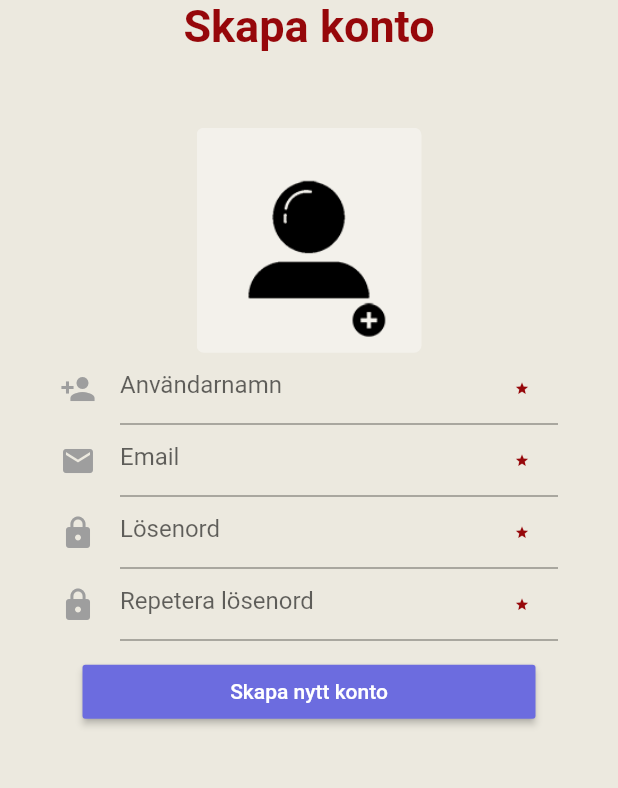
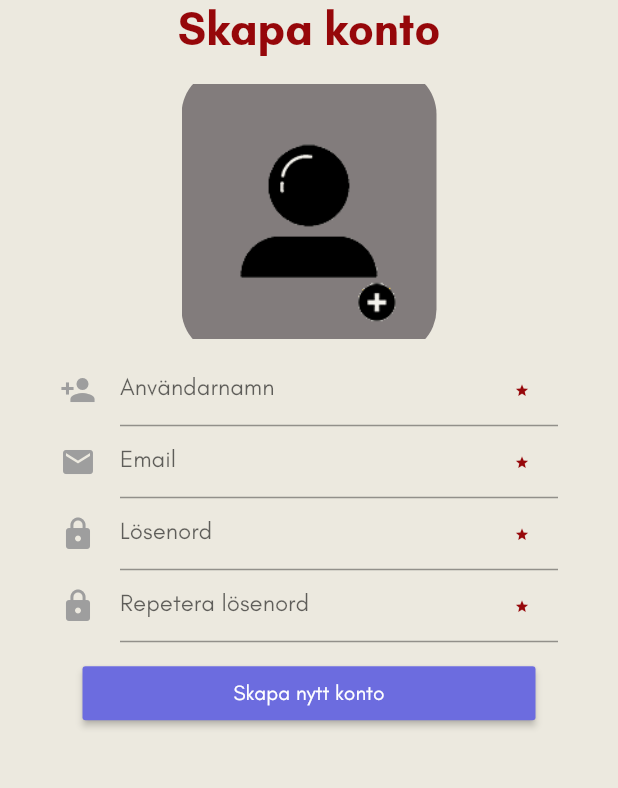
Before and after one commit to ajamlou/Zigma-frontend, a Flutter app: the RegisterPage screen opened directly, on a phone screen of 412 x 824 dp, the part 199-987 px from its top. Run offline on Flutter 3.47's test engine with Material 2 defaults, Android fonts, the phone set to English and light mode, and no system bars; our stand-ins replace image_picker, shared_preferences, transparent_image; accounts and stored records are empty; network calls fail.

Commit message:
glacial indiff

```diff
--- a/lib/main.dart
+++ b/lib/main.dart
@@ -28,6 +28,7 @@ class _MyAppState extends State<MyApp> {
       loadingScreen: loadingScreen,
       child: MaterialApp(
         title: 'Zigma App',
+        theme: ThemeData(fontFamily: 'GlacialIndifference'),
         home: SplashScreen(),
         color: Color(0xFFECE9DF),
       ),
--- a/lib/src/pages/RegisterPage.dart
+++ b/lib/src/pages/RegisterPage.dart
@@ -151,17 +151,17 @@ class RegisterPageState extends State<RegisterPage> {
                 key: _userKey,
                 child: Container(
                   margin:
-                      const EdgeInsets.only(top: 50.0, right: 40.0, left: 40.0),
+                      const EdgeInsets.only(top: 10.0, right: 40.0, left: 40.0),
                   child: Column(
                     children: <Widget>[
                       Container(
                         child: _image == null
                             ? Container(
-                                width: 150,
-                                height: 150,
+                                height: 190,
+                                width: 170,
                                 decoration: BoxDecoration(
                                   borderRadius:
-                                      BorderRadius.all(Radius.circular(5)),
+                                      BorderRadius.all(Radius.circular(30.0)),
                                   image: DecorationImage(
                                     image: AssetImage('images/profile_pic.png'),
                                   ),
@@ -171,14 +171,17 @@ class RegisterPageState extends State<RegisterPage> {
                                 ),
                               )
                             : Container(
-                                height: 200,
                                 child: Column(
                                   children: <Widget>[
                                     Container(
-                                      width: 150,
-                                      height: 150,
+                                      decoration: BoxDecoration(
+                                        borderRadius:
+                                        BorderRadius.all(Radius.circular(35.0)),
+                                      ),
+                                      height: 190,
+                                      width: 170,
                                       child: FittedBox(
-                                        fit: BoxFit.contain,
+                                        fit: BoxFit.cover,
                                         child: Image.file(_image),
                                       ),
                                     ),
```
Also changed, not shown: lib/src/pages/advert_creation.dart (+16 -42 lines), pubspec.yaml (+6 -12 lines), fonts/GlacialIndifference-Bold.otf (added), fonts/GlacialIndifference-Regular.otf (added), images/profile_pic.png.
